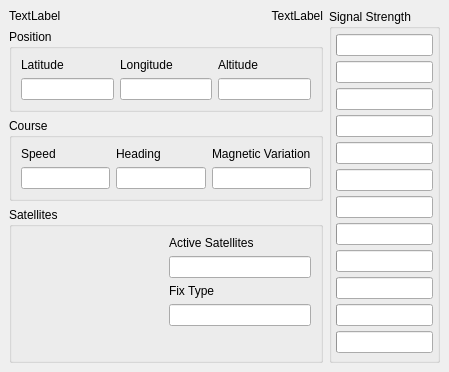
Above: GPS/qgpsmainwindowui.ui from openstreetmap/merkaartor before the change. Below: the same form after it.
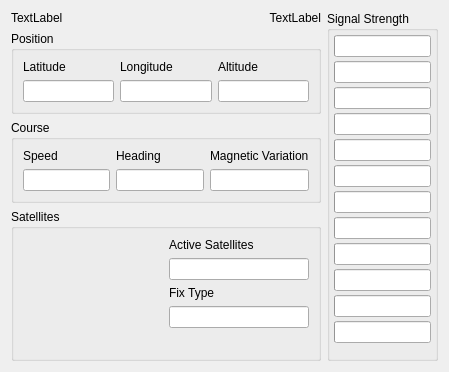
That is the form after the change. Custom widgets are drawn as their Qt base class.

Commit message: ADD : MOBILE: replace docks with fullscreen dialogs ADD : "visible" action in layers menu

Diff of the .ui file:
```diff
--- a/GPS/qgpsmainwindowui.ui
+++ b/GPS/qgpsmainwindowui.ui
@@ -1,6 +1,6 @@
 <ui version="4.0" >
  <class>QGPSMainWindowUI</class>
- <widget class="QDockWidget" name="QGPSMainWindowUI" >
+ <widget class="QWidget" name="QGPSMainWindowUI" >
   <property name="geometry" >
    <rect>
     <x>0</x>
@@ -12,15 +12,8 @@
   <property name="windowTitle" >
    <string>Form</string>
   </property>
-  <widget class="QWidget" name="dockWidgetContents" >
-   <property name="geometry" >
-    <rect>
-     <x>0</x>
-     <y>22</y>
-     <width>449</width>
-     <height>350</height>
-    </rect>
-   </property>
+  <layout class="QVBoxLayout" name="verticalLayout_11" >
+   <item>
    <layout class="QHBoxLayout" name="horizontalLayout_5" >
     <item>
      <layout class="QVBoxLayout" name="verticalLayout_10" >
@@ -386,7 +379,8 @@
      </widget>
     </item>
    </layout>
-  </widget>
+   </item>
+  </layout>
  </widget>
  <customwidgets>
   <customwidget>
```
Lines whose indentation alone changed are shown as unchanged. The commit also changes 32 other files.
